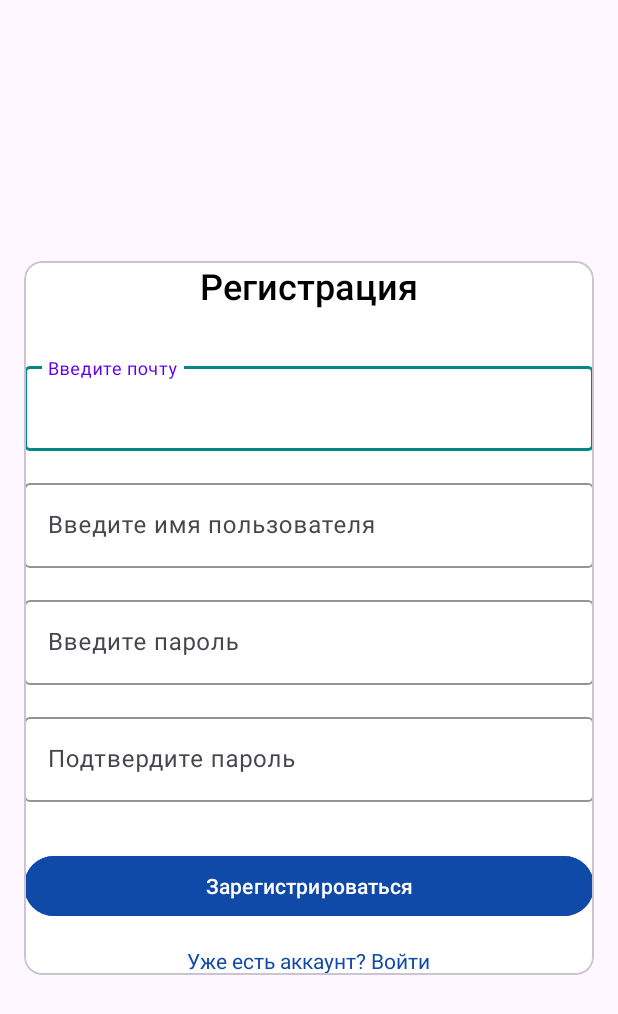
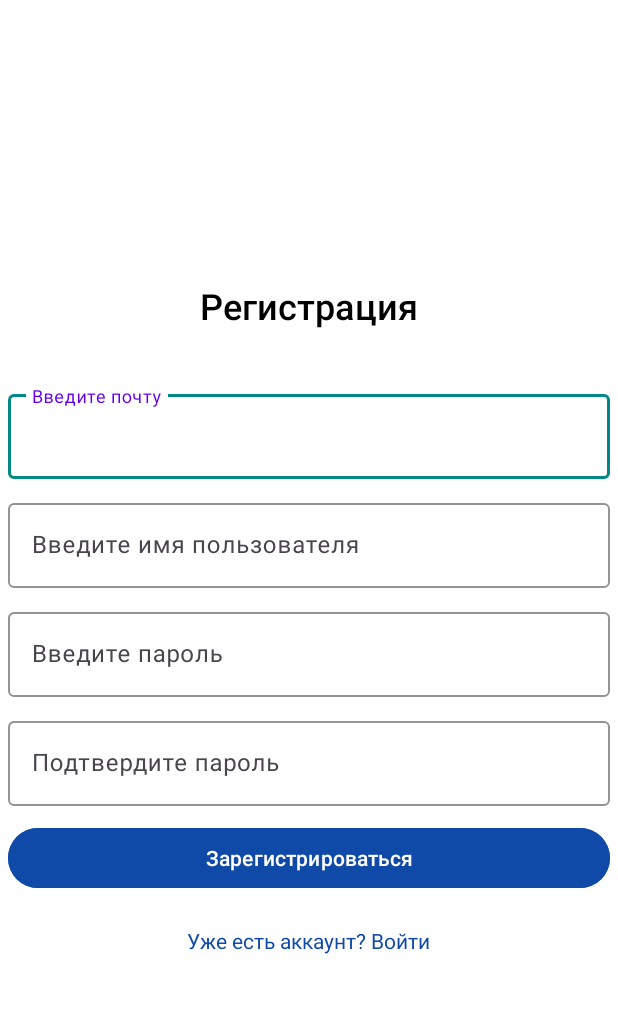
Before and after one commit to ismailkhanova/CalorieCalc, an Android app built with Jetpack Compose: the RegisterActivity screen opened directly, with no data from a screen before it, on a phone screen of 412 x 824 dp. Shown: the top 1014 px of the screen. Run offline under Robolectric (Android 15) with nearby library versions, the phone set to English and light mode, and no system bars; our stand-ins replace Firebase (no records; nobody signed in at launch, a user with empty details on screens opened directly).

Commit message:
before add recipe

```diff
--- a/app/build.gradle
+++ b/app/build.gradle
@@ -74,6 +74,7 @@ dependencies {
     implementation "androidx.navigation:navigation-fragment-ktx:2.8.9"
 
 // Navigation UI (для работы с NavigationView, BottomNavigationView и т.п.)
-    implementation "androidx.navigation:navigation-ui-ktx:2.8.9"
+    implementation "androidx.navigation:navigation-ui-ktx:2.9.0"
+    implementation 'androidx.viewpager2:viewpager2:1.1.0'
 
 }
--- a/app/src/main/java/com/example/caloriecalc/fragments/DiaryFragment.kt
+++ b/app/src/main/java/com/example/caloriecalc/fragments/DiaryFragment.kt
@@ -195,7 +195,7 @@ class DiaryFragment : Fragment() {
         recyclerViewMeals.isNestedScrollingEnabled = true
     }
 
-    // 🔥 Метод для добавления продукта в нужный Meal
+    // Метод для добавления продукта в нужный Meal
     private fun addProductToMeal(mealName: String, newProduct: Product) {
         val meal = meals.find { it.name == mealName }
         meal?.let {
--- a/app/src/main/res/layout/activity_register.xml
+++ b/app/src/main/res/layout/activity_register.xml
@@ -7,28 +7,11 @@
     android:foregroundTint="#642C2C"
     tools:context=".registration_user.RegisterActivity">
 
-    <!-- Карточка с формой -->
-    <com.google.android.material.card.MaterialCardView
-        android:layout_width="0dp"
-        android:layout_height="wrap_content"
-        android:layout_margin="16dp"
-        android:backgroundTint="@android:color/white"
-        android:padding="16dp"
-        app:cardCornerRadius="12dp"
-        app:cardElevation="0dp"
-        app:layout_constraintBottom_toBottomOf="parent"
-        app:layout_constraintEnd_toEndOf="parent"
-        app:layout_constraintStart_toStartOf="parent"
-        app:layout_constraintTop_toTopOf="parent">
-
-        <ScrollView
-            android:layout_width="match_parent"
-            android:layout_height="wrap_content">
 
             <LinearLayout
                 android:layout_width="match_parent"
-                android:layout_height="wrap_content"
-                android:gravity="center_horizontal"
+                android:layout_height="match_parent"
+                android:gravity="center"
                 android:orientation="vertical">
 
                 <!-- Заголовок -->
@@ -46,7 +29,8 @@
                     android:layout_width="match_parent"
                     android:layout_height="wrap_content"
                     app:boxBackgroundColor="@color/white"
-                    app:boxStrokeColor="@color/teal_700">
+                    app:boxStrokeColor="@color/teal_700"
+                    android:layout_margin="5dp">
 
                     <com.google.android.material.textfield.TextInputEditText
                         android:id="@+id/email_input"
@@ -62,7 +46,8 @@
                     android:layout_height="wrap_content"
                     android:layout_marginTop="16dp"
                     app:boxBackgroundColor="@color/white"
-                    app:boxStrokeColor="@color/teal_700">
+                    app:boxStrokeColor="@color/teal_700"
+                    android:layout_margin="5dp">
 
                     <com.google.android.material.textfield.TextInputEditText
                         android:id="@+id/username_input"
@@ -77,7 +62,8 @@
                     android:layout_height="wrap_content"
                     android:layout_marginTop="16dp"
                     app:boxBackgroundColor="@color/white"
-                    app:boxStrokeColor="@color/teal_700">
+                    app:boxStrokeColor="@color/teal_700"
+                    android:layout_margin="5dp">
 
                     <com.google.android.material.textfield.TextInputEditText
                         android:id="@+id/password_input"
@@ -92,7 +78,8 @@
                     android:layout_height="wrap_content"
                     android:layout_marginTop="16dp"
                     app:boxBackgroundColor="@color/white"
-                    app:boxStrokeColor="@color/teal_700">
+                    app:boxStrokeColor="@color/teal_700"
+                    android:layout_margin="5dp">
 
                     <com.google.android.material.textfield.TextInputEditText
                         android:id="@+id/password_confirm"
@@ -111,7 +98,8 @@
                     android:backgroundTint="#104AA8"
                     android:fontFamily="sans-serif-medium"
                     android:text="Зарегистрироваться"
-                    android:textColor="@android:color/white" />
+                    android:textColor="@android:color/white"
+                    android:layout_margin="5dp"/>
 
                 <!-- Ссылка на Логин -->
                 <TextView
@@ -124,8 +112,6 @@
                     android:textColor="#104AA8"
                     android:textSize="14sp" />
             </LinearLayout>
-        </ScrollView>
-    </com.google.android.material.card.MaterialCardView>
 
     <FrameLayout
         android:id="@+id/loading_layout"
--- a/app/src/main/res/layout/fragment_recipe.xml
+++ b/app/src/main/res/layout/fragment_recipe.xml
@@ -14,7 +14,6 @@
         android:layout_marginTop="8dp"
         android:clipToPadding="false"
         android:fillViewport="true"
-        android:padding="16dp"
         android:scrollbars="vertical"
         app:layoutManager="androidx.recyclerview.widget.LinearLayoutManager"
         app:layout_constraintEnd_toEndOf="parent"
@@ -27,7 +26,10 @@
         android:layout_height="wrap_content"
         android:layout_gravity="center"
         android:text="Нет сохраненных рецептов"
-        android:visibility="gone"/>
+        android:visibility="gone"
+        app:layout_constraintBottom_toBottomOf="@+id/recyclerViewMeals"
+        app:layout_constraintEnd_toEndOf="parent"
+        app:layout_constraintEnd_toStartOf="parent"/>
 
     <Button
         android:id="@+id/add_recipe_btn"
--- a/app/src/main/res/values/themes.xml
+++ b/app/src/main/res/values/themes.xml
@@ -14,6 +14,9 @@
         <!-- Status bar color. -->
         <item name="android:statusBarColor">?attr/colorPrimaryVariant</item>
         <!-- Customize your theme here. -->
+        <item name="android:colorBackground">#FFFFFF</item>
+        <item name="colorSurface">#FAFAFA</item>
+
     </style>
 
 
```
Also changed, not shown: app/src/main/java/com/example/caloriecalc/fragments/AddToMealViewPagerFragment.kt (added, +60 -0 lines), app/src/main/res/layout/activity_login.xml (+23 -21 lines), app/src/main/res/layout/fragment_add_to_meal_view_pager.xml (added, +22 -0 lines), app/src/main/res/layout/item_recipe.xml (+12 -15 lines).
